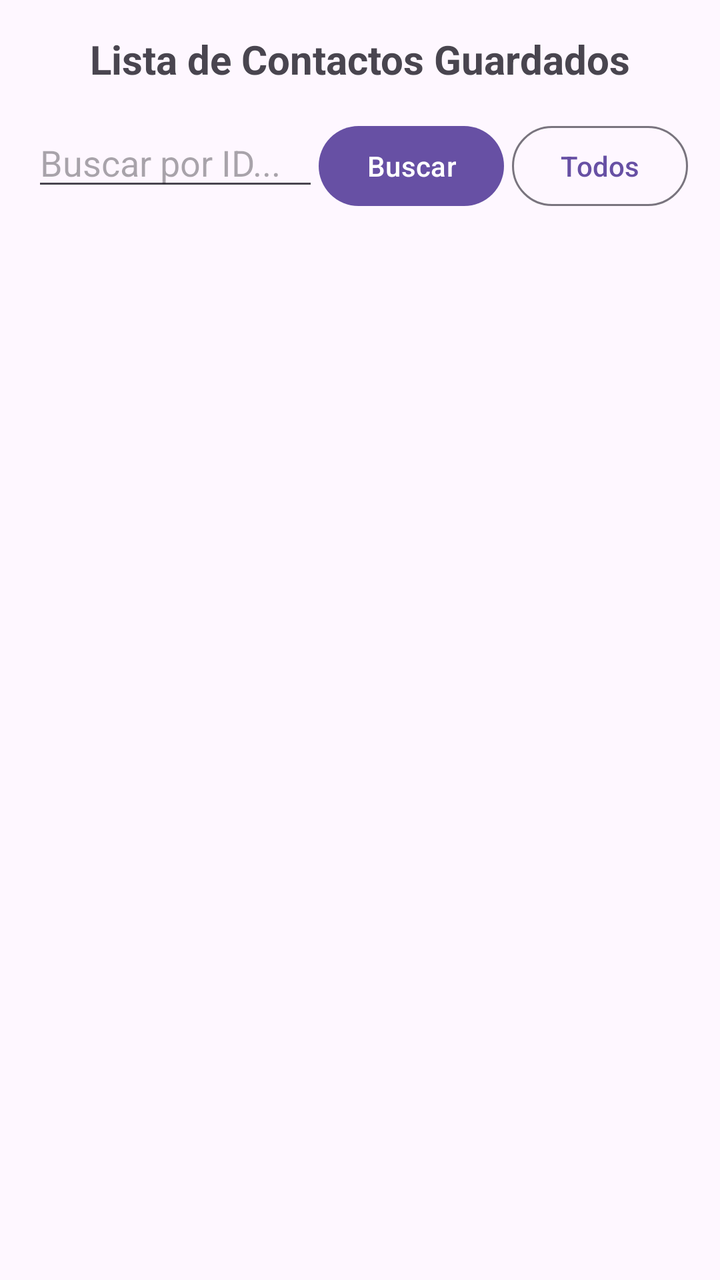
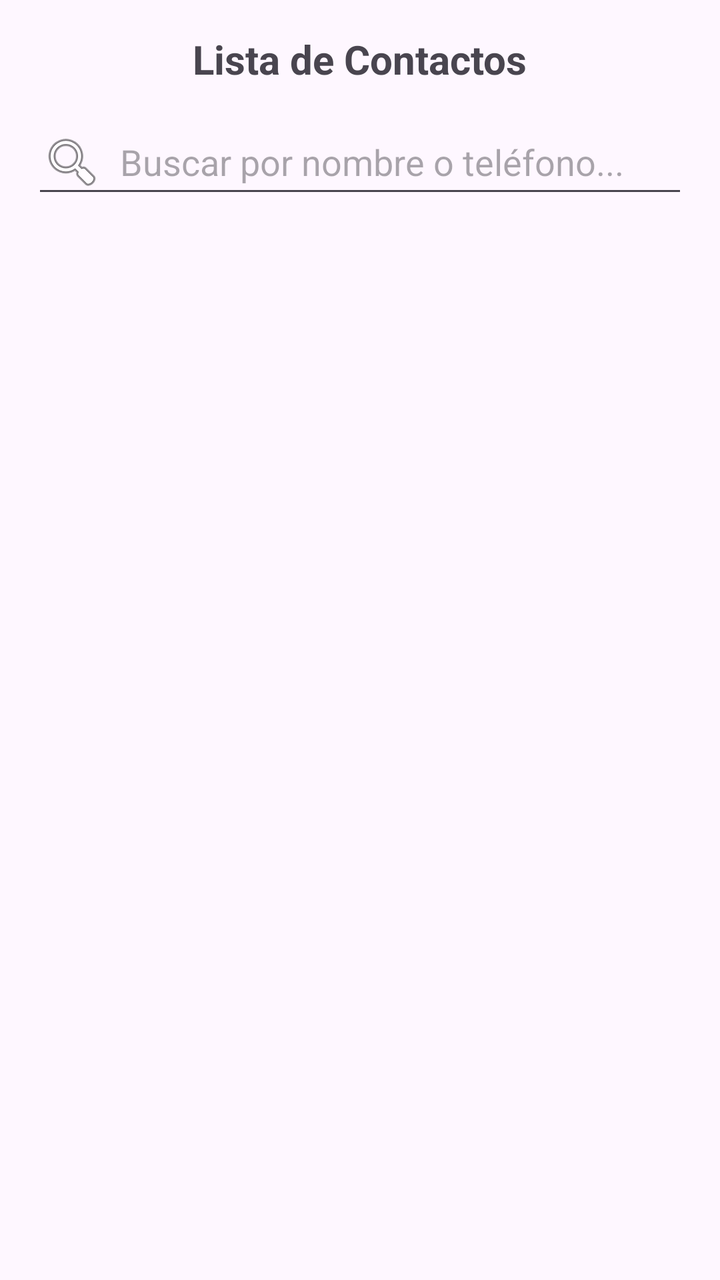

The first picture is an Android layout as it rendered before a commit; the second is the same layout after the commit. The layout source and the unified diff follow.
<!-- AndroidManifest.xml: application theme Theme.PMOE10027 -->
<!-- res/layout/activity_lista_contactos.xml -->
<?xml version="1.0" encoding="utf-8"?>
<LinearLayout xmlns:android="http://schemas.android.com/apk/res/android"
    xmlns:tools="http://schemas.android.com/tools"
    android:layout_width="match_parent"
    android:layout_height="match_parent"
    android:orientation="vertical"
    android:padding="16dp"
    tools:context=".ListaContactosActivity">

    <TextView
        android:layout_width="wrap_content"
        android:layout_height="wrap_content"
        android:layout_gravity="center_horizontal"
        android:layout_marginBottom="16dp"
        android:text="Lista de Contactos Guardados"
        android:textSize="20sp"
        android:textStyle="bold" />

    
    <LinearLayout
        android:layout_width="match_parent"
        android:layout_height="wrap_content"
        android:layout_marginBottom="12dp"
        android:orientation="horizontal">

        <EditText
            android:id="@+id/etBuscarId"
            android:layout_width="0dp"
            android:layout_height="wrap_content"
            android:layout_weight="1"
            android:hint="Buscar por ID..."
            android:inputType="number" />

        <Button
            android:id="@+id/btnBuscar"
            android:layout_width="wrap_content"
            android:layout_height="wrap_content"
            android:text="Buscar" />

        <Button
            android:id="@+id/btnLimpiarBusqueda"
            style="?attr/materialButtonOutlinedStyle"
            android:layout_width="wrap_content"
            android:layout_height="wrap_content"
            android:layout_marginStart="4dp"
            android:text="Todos" />
    </LinearLayout>

    <TextView
        android:id="@+id/tvSinContactos"
        android:layout_width="wrap_content"
        android:layout_height="wrap_content"
        android:layout_gravity="center"
        android:layout_marginTop="32dp"
        android:text="No hay contactos guardados."
        android:textSize="16sp"
        android:visibility="gone" />

    <ListView
        android:id="@+id/lvContactos"
        android:layout_width="match_parent"
        android:layout_height="match_parent"
        android:divider="@null"
        android:dividerHeight="0dp" />

</LinearLayout>
<!-- resources referenced by this layout -->
<resources>
  <style name="Theme.PMOE10027" parent="Base.Theme.PMOE10027" />
  <style name="Base.Theme.PMOE10027" parent="Theme.Material3.DayNight.NoActionBar">
          
          
      </style>
</resources>

<!-- the commit's change to res/layout/activity_lista_contactos.xml (unified diff, before → after) -->
@@ -11,40 +11,21 @@
         android:layout_width="wrap_content"
         android:layout_height="wrap_content"
         android:layout_gravity="center_horizontal"
-        android:layout_marginBottom="16dp"
-        android:text="Lista de Contactos Guardados"
+        android:layout_marginBottom="12dp"
+        android:text="Lista de Contactos"
         android:textSize="20sp"
         android:textStyle="bold" />
 
     
-    <LinearLayout
+    <EditText
+        android:id="@+id/etBuscar"
         android:layout_width="match_parent"
         android:layout_height="wrap_content"
         android:layout_marginBottom="12dp"
-        android:orientation="horizontal">
-
-        <EditText
-            android:id="@+id/etBuscarId"
-            android:layout_width="0dp"
-            android:layout_height="wrap_content"
-            android:layout_weight="1"
-            android:hint="Buscar por ID..."
-            android:inputType="number" />
-
-        <Button
-            android:id="@+id/btnBuscar"
-            android:layout_width="wrap_content"
-            android:layout_height="wrap_content"
-            android:text="Buscar" />
-
-        <Button
-            android:id="@+id/btnLimpiarBusqueda"
-            style="?attr/materialButtonOutlinedStyle"
-            android:layout_width="wrap_content"
-            android:layout_height="wrap_content"
-            android:layout_marginStart="4dp"
-            android:text="Todos" />
-    </LinearLayout>
+        android:drawableStart="@android:drawable/ic_menu_search"
+        android:drawablePadding="8dp"
+        android:hint="Buscar por nombre o teléfono..."
+        android:inputType="text" />
 
     <TextView
         android:id="@+id/tvSinContactos"
@@ -52,7 +33,7 @@
         android:layout_height="wrap_content"
         android:layout_gravity="center"
         android:layout_marginTop="32dp"
-        android:text="No hay contactos guardados."
+        android:text="No se encontraron contactos."
         android:textSize="16sp"
         android:visibility="gone" />
 
